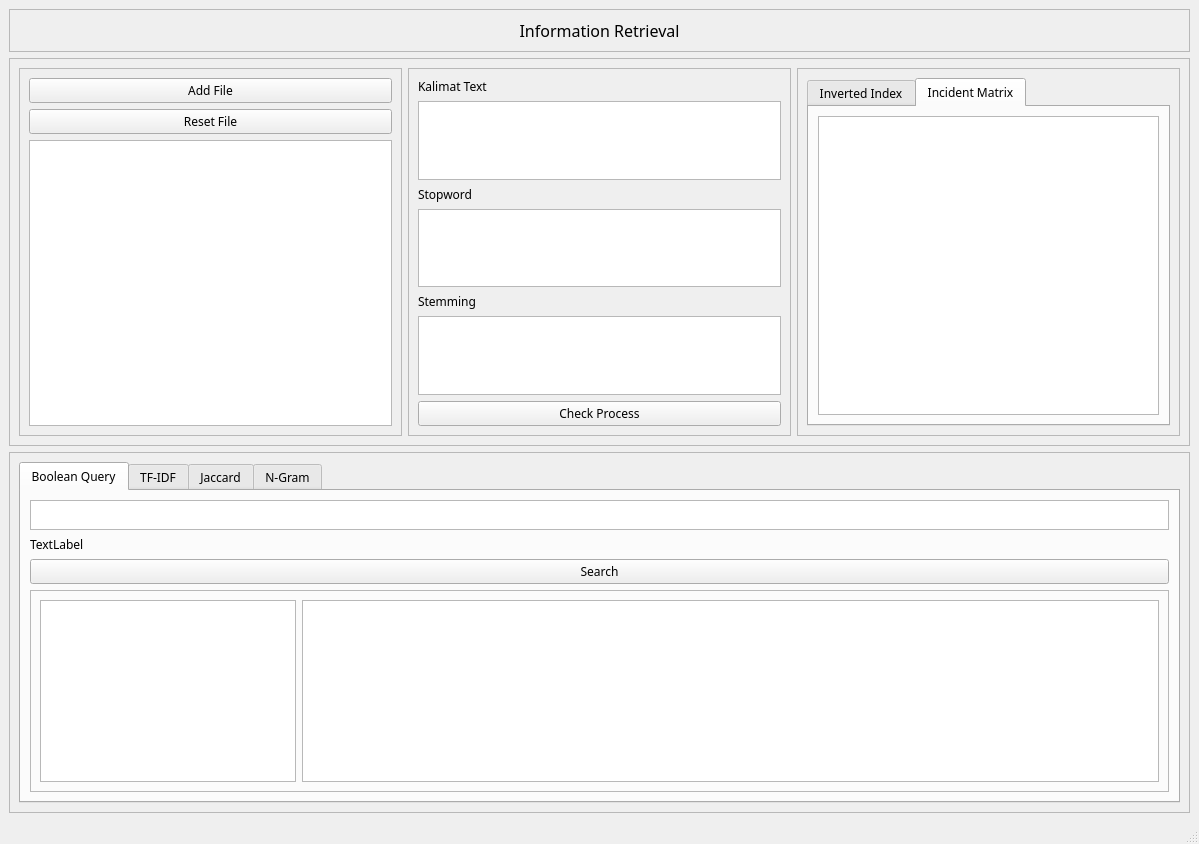
Before: the Qt Designer form stkifix.ui in adam-breda/STKI-LUV, drawn with Qt 5.
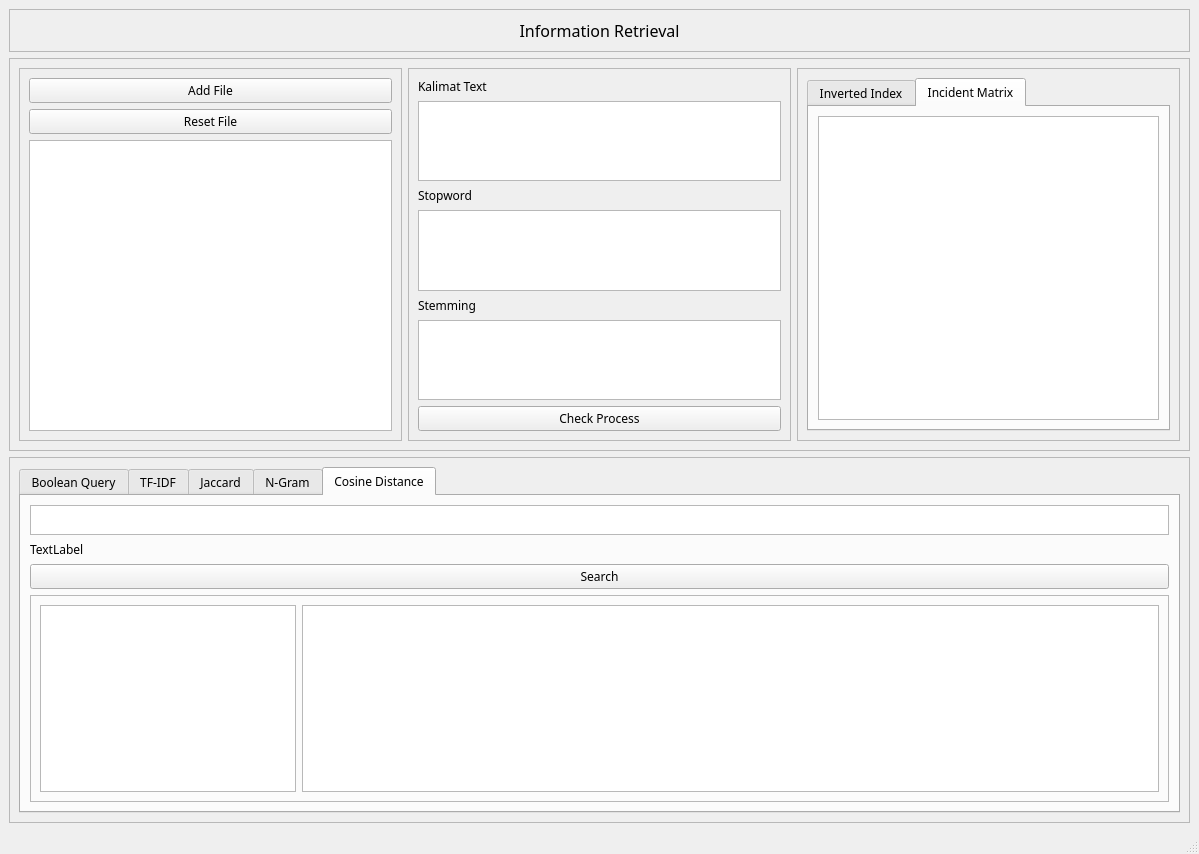
After: the same form once the commit is applied.

What changed in the file:
```diff
--- a/stkifix.ui
+++ b/stkifix.ui
@@ -7,15 +7,15 @@
     <x>0</x>
     <y>0</y>
     <width>1199</width>
-    <height>844</height>
+    <height>854</height>
    </rect>
   </property>
   <property name="windowTitle">
    <string>MainWindow</string>
   </property>
   <widget class="QWidget" name="centralwidget">
-   <layout class="QVBoxLayout" name="verticalLayout">
-    <item>
+   <layout class="QGridLayout" name="gridLayout_5">
+    <item row="0" column="0">
      <widget class="QFrame" name="frame">
       <property name="sizePolicy">
        <sizepolicy hsizetype="Expanding" vsizetype="Expanding">
@@ -60,7 +60,7 @@
       </layout>
      </widget>
     </item>
-    <item>
+    <item row="1" column="0">
      <widget class="QFrame" name="frame_2">
       <property name="maximumSize">
        <size>
@@ -292,7 +292,7 @@
       </layout>
      </widget>
     </item>
-    <item>
+    <item row="2" column="0">
      <widget class="QFrame" name="frame_3">
       <property name="font">
        <font>
@@ -315,7 +315,7 @@
           </sizepolicy>
          </property>
          <property name="currentIndex">
-          <number>0</number>
+          <number>4</number>
          </property>
          <widget class="QWidget" name="tab_3">
           <attribute name="title">
@@ -575,7 +575,7 @@
           <attribute name="title">
            <string>N-Gram</string>
           </attribute>
-          <layout class="QVBoxLayout" name="verticalLayout_10">
+          <layout class="QVBoxLayout" name="verticalLayout_13">
            <item>
             <widget class="QTextEdit" name="textEdit_4">
              <property name="maximumSize">
@@ -640,6 +640,68 @@
            </item>
           </layout>
          </widget>
+         <widget class="QWidget" name="tab_7">
+          <attribute name="title">
+           <string>Cosine Distance</string>
+          </attribute>
+          <layout class="QVBoxLayout" name="verticalLayout_10">
+           <item>
+            <widget class="QTextEdit" name="textEdit_5">
+             <property name="maximumSize">
+              <size>
+               <width>16777215</width>
+               <height>30</height>
+              </size>
+             </property>
+            </widget>
+           </item>
+           <item>
+            <widget class="QLabel" name="label_9">
+             <property name="maximumSize">
+              <size>
+               <width>16777215</width>
+               <height>30</height>
+              </size>
+             </property>
+             <property name="text">
+              <string>TextLabel</string>
+             </property>
+            </widget>
+           </item>
+           <item>
+            <widget class="QPushButton" name="pushButton_8">
+             <property name="text">
+              <string>Search</string>
+             </property>
+            </widget>
+           </item>
+           <item>
+            <widget class="QFrame" name="frame_11">
+             <property name="frameShape">
+              <enum>QFrame::StyledPanel</enum>
+             </property>
+             <property name="frameShadow">
+              <enum>QFrame::Raised</enum>
+             </property>
+             <layout class="QGridLayout" name="gridLayout_6">
+              <item row="0" column="0">
+               <widget class="QListWidget" name="listWidget_13">
+                <property name="sizePolicy">
+                 <sizepolicy hsizetype="Preferred" vsizetype="Expanding">
+                  <horstretch>0</horstretch>
+                  <verstretch>0</verstretch>
+                 </sizepolicy>
+                </property>
+               </widget>
+              </item>
+              <item row="0" column="1">
+               <widget class="QTableWidget" name="tableWidget_3"/>
+              </item>
+             </layout>
+            </widget>
+           </item>
+          </layout>
+         </widget>
         </widget>
        </item>
       </layout>
```
